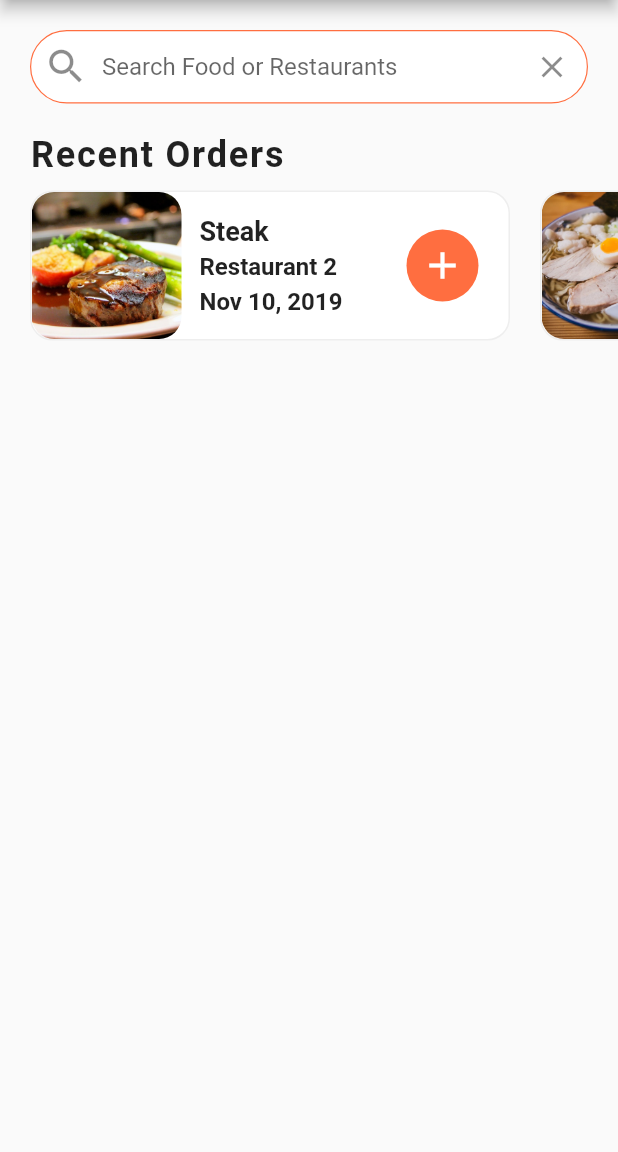
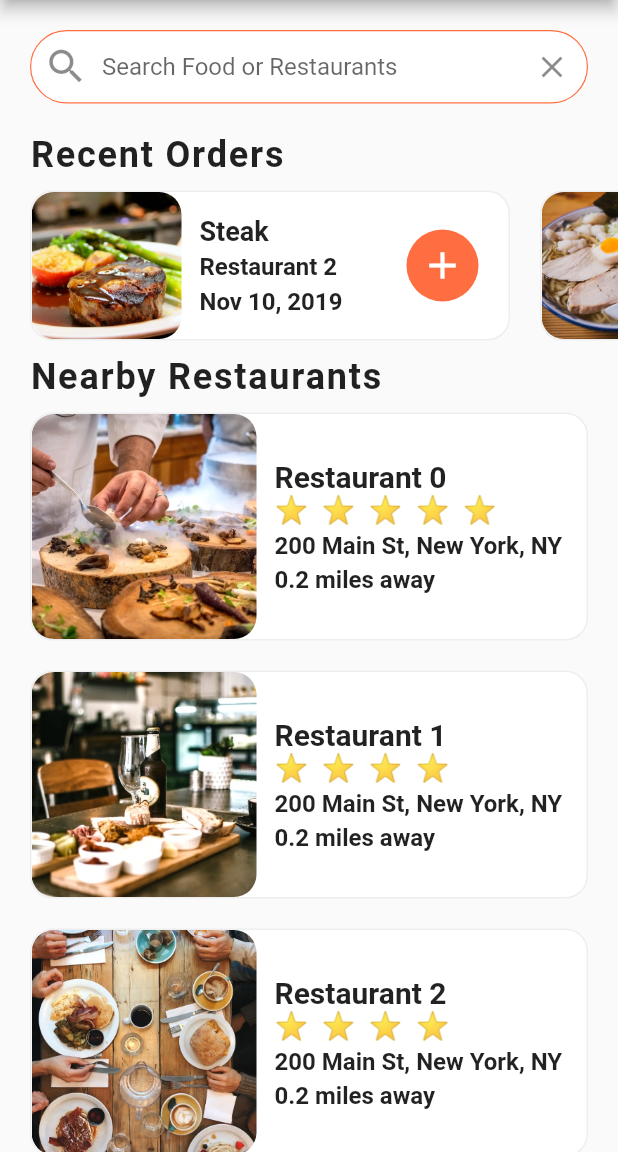
Before and after one commit to hardliver/flutter_food_delivery_ui, a Flutter app: the screen it shows after launch, on a phone screen of 412 x 824 dp, the part 84-1236 px from its top. Run offline on Flutter 3.47's test engine with Material 2 defaults, Android fonts, the phone set to English and light mode, and no system bars.

Commit message:
7. Nearby Restaurants

```diff
--- a/lib/screens/home_screen.dart
+++ b/lib/screens/home_screen.dart
@@ -1,4 +1,6 @@
 import 'package:flutter/material.dart';
+import 'package:flutter_food_delivery_ui/models/restaurant.dart';
+import 'package:flutter_food_delivery_ui/widgets/rating_stars.dart';
 import 'package:flutter_food_delivery_ui/widgets/recent_orders.dart';
 
 import '../data/data.dart';
@@ -9,6 +11,79 @@ class HomeScreen extends StatefulWidget {
 }
 
 class _HomeScreenState extends State<HomeScreen> {
+  _buildRestaurants() {
+    List<Widget> restaurantList = [];
+    restaurants.forEach(
+      (Restaurant restaurant) {
+        restaurantList.add(
+          Container(
+            margin: EdgeInsets.symmetric(horizontal: 20.0, vertical: 10.0),
+            decoration: BoxDecoration(
+              color: Colors.white,
+              borderRadius: BorderRadius.circular(15.0),
+              border: Border.all(
+                width: 1.0,
+                color: Colors.grey[200],
+              ),
+            ),
+            child: Row(
+              children: <Widget>[
+                ClipRRect(
+                  borderRadius: BorderRadius.circular(15.0),
+                  child: Image(
+                    height: 150,
+                    width: 150,
+                    image: AssetImage(restaurant.imageUrl),
+                    fit: BoxFit.cover,
+                  ),
+                ),
+                Expanded(
+                  child: Container(
+                    margin: EdgeInsets.all(12.0),
+                    child: Column(
+                      mainAxisAlignment: MainAxisAlignment.center,
+                      crossAxisAlignment: CrossAxisAlignment.start,
+                      children: <Widget>[
+                        Text(
+                          restaurant.name,
+                          style: TextStyle(
+                            fontSize: 20.0,
+                            fontWeight: FontWeight.bold,
+                          ),
+                          overflow: TextOverflow.ellipsis,
+                        ),
+                        RatingStars(restaurant.rating),
+                        SizedBox(height: 4.0),
+                        Text(
+                          restaurant.address,
+                          style: TextStyle(
+                            fontSize: 16.0,
+                            fontWeight: FontWeight.w600,
+                          ),
+                          overflow: TextOverflow.ellipsis,
+                        ),
+                        SizedBox(height: 4.0),
+                        Text(
+                          '0.2 miles away',
+                          style: TextStyle(
+                            fontSize: 16.0,
+                            fontWeight: FontWeight.w600,
+                          ),
+                          overflow: TextOverflow.ellipsis,
+                        ),
+                      ],
+                    ),
+                  ),
+                ),
+              ],
+            ),
+          ),
+        );
+      },
+    );
+    return Column(children: restaurantList);
+  }
+
   @override
   Widget build(BuildContext context) {
     return Scaffold(
@@ -65,6 +140,23 @@ class _HomeScreenState extends State<HomeScreen> {
             ),
           ),
           RecentOrders(),
+          Column(
+            crossAxisAlignment: CrossAxisAlignment.start,
+            children: <Widget>[
+              Padding(
+                padding: EdgeInsets.symmetric(horizontal: 20.0),
+                child: Text(
+                  'Nearby Restaurants',
+                  style: TextStyle(
+                    fontSize: 24.0,
+                    fontWeight: FontWeight.w600,
+                    letterSpacing: 1.2,
+                  ),
+                ),
+              ),
+              _buildRestaurants(),
+            ],
+          ),
         ],
       ),
     );
--- /dev/null
+++ b/lib/widgets/rating_stars.dart
@@ -0,0 +1,22 @@
+import 'package:flutter/material.dart';
+
+class RatingStars extends StatelessWidget {
+  final int rating;
+
+  RatingStars(this.rating);
+
+  @override
+  Widget build(BuildContext context) {
+    String stars = '';
+    for (int i = 0; i < rating; i++) {
+      stars += '⭐  ';
+    }
+    stars.trim();
+    return Text(
+      stars,
+      style: TextStyle(
+        fontSize: 18.0,
+      ),
+    );
+  }
+}
```
